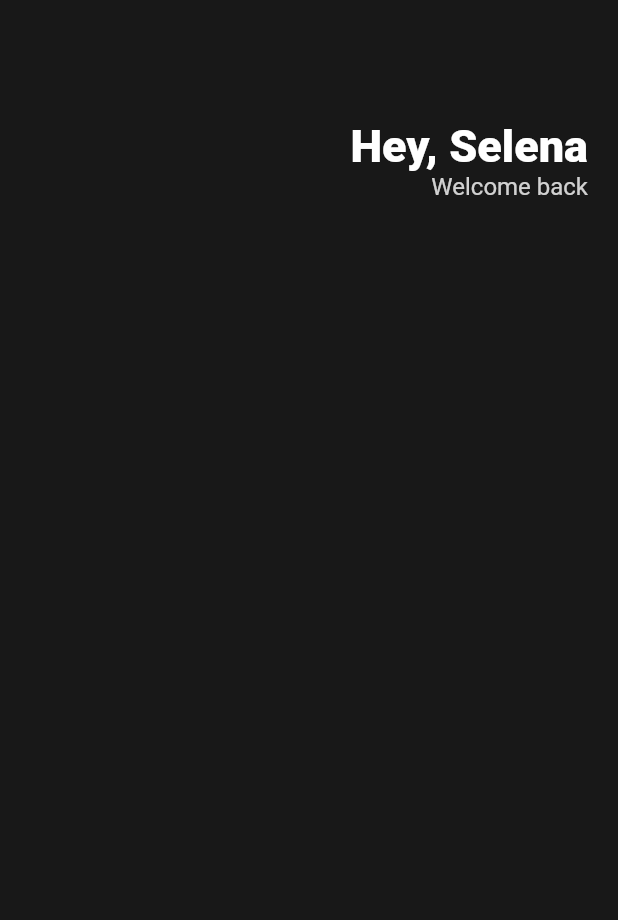
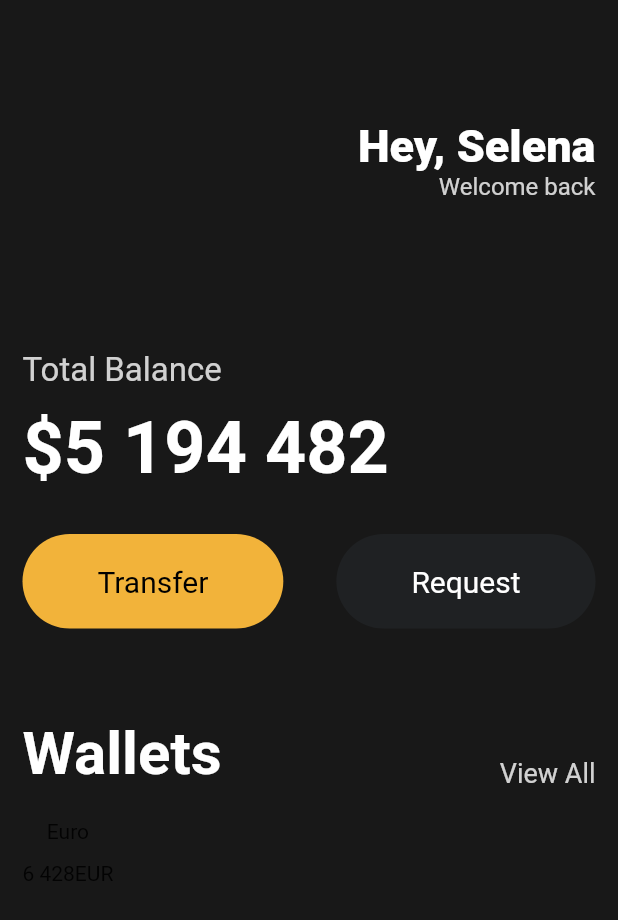
Before and after one commit to iloveuhyeon/flutter_toonflix, a Flutter app: the screen it shows after launch, on a phone screen of 412 x 824 dp. Shown: the top 920 px of the screen. Run offline on Flutter 3.47's test engine with Material 2 defaults, Android fonts, the phone set to English and light mode, and no system bars.

Commit message:
contain a lot of widgets

```diff
--- a/lib/main.dart
+++ b/lib/main.dart
@@ -1,23 +1,28 @@
 import 'package:flutter/material.dart';
+import 'package:toonflix/widgets/Button.dart';
 
 void main() {
-  runApp(App());
+  runApp(const App());
 }
 
 class App extends StatelessWidget {
+  const App({super.key});
+
   @override
   Widget build(BuildContext context) {
     return MaterialApp(
       home: Scaffold(
         // scaffold : 하나의 뼈대라 보면 됨 ( 머리 가슴 배 처럼 앱바 바디 액션버튼 등으로 나뉨)
-        backgroundColor: Color(0xFF181818), // 배경 색 지정
+        backgroundColor: const Color(0xFF181818), // 배경 색 지정
         body: Padding(
           // padding으로 벽으로부터 간격 두기
-          padding: EdgeInsets.symmetric(horizontal: 20), // 20 이라는 값정도로 벽과 거리 두기
+          padding: const EdgeInsets.symmetric(
+              horizontal: 15), // 20 이라는 값정도로 벽과 거리 두기
           child: Column(
             // Column은 세로 정렬
+            crossAxisAlignment: CrossAxisAlignment.start,
             children: [
-              SizedBox(
+              const SizedBox(
                 // sizebox는 한마디로 그냥 박스를 생성
                 height: 80,
               ),
@@ -30,7 +35,7 @@ class App extends StatelessWidget {
                     // 세로정렬
                     crossAxisAlignment: CrossAxisAlignment.end, // 글자를 왼쪽으로 정렬
                     children: [
-                      Text(
+                      const Text(
                         'Hey, Selena',
                         style: TextStyle(
                           color: Colors.white,
@@ -48,7 +53,92 @@ class App extends StatelessWidget {
                     ],
                   )
                 ],
-              )
+              ),
+              const SizedBox(
+                height: 100,
+              ),
+              Text(
+                "Total Balance",
+                style: TextStyle(
+                  fontSize: 22,
+                  color: Colors.white.withOpacity(0.8),
+                ),
+              ),
+              const SizedBox(
+                height: 10,
+              ),
+              const Text(
+                "\$5 194 482",
+                style: TextStyle(
+                  fontSize: 48,
+                  fontWeight: FontWeight.w600,
+                  color: Colors.white,
+                ),
+              ),
+              const SizedBox(
+                height: 30,
+              ),
+              Row(
+                mainAxisAlignment: MainAxisAlignment.spaceBetween,
+                children: [
+                  Button(
+                    text: 'Transfer',
+                    backgroundColor: const Color(0xFFF2B33A),
+                    textColor: Colors.black,
+                  ),
+                  Button(
+                    text: 'Request',
+                    backgroundColor: const Color(0xFF1F2123),
+                    textColor: Colors.white,
+                  ),
+                ],
+              ),
+              const SizedBox(
+                height: 60,
+              ),
+              Row(
+                crossAxisAlignment: CrossAxisAlignment.end,
+                mainAxisAlignment: MainAxisAlignment.spaceBetween,
+                children: [
+                  const Text(
+                    'Wallets',
+                    style: TextStyle(
+                        fontSize: 40,
+                        fontWeight: FontWeight.w700,
+                        color: Colors.white),
+                  ),
+                  Text(
+                    'View All',
+                    style: TextStyle(
+                      color: Colors.white.withOpacity(0.8),
+                      fontSize: 18,
+                    ),
+                  ),
+                ],
+              ),
+              const SizedBox(
+                height: 20,
+              ),
+              Container(
+                child: const Row(
+                  children: [
+                    Column(
+                      children: [
+                        Text('Euro'),
+                        SizedBox(
+                          height: 12,
+                        ),
+                        Row(
+                          children: [
+                            Text('6 428'),
+                            Text('EUR'),
+                          ],
+                        ),
+                      ],
+                    ),
+                  ],
+                ),
+              ),
             ],
           ),
         ),
--- /dev/null
+++ b/lib/widgets/button.dart
@@ -0,0 +1,32 @@
+import 'package:flutter/material.dart';
+
+class Button extends StatelessWidget {
+  String text;
+  Color backgroundColor;
+  Color textColor;
+
+  Button({
+    super.key,
+    required this.text,
+    required this.backgroundColor,
+    required this.textColor,
+  });
+
+  @override
+  Widget build(BuildContext context) {
+    return Container(
+      decoration: BoxDecoration(
+          color: backgroundColor, borderRadius: BorderRadius.circular(45)),
+      child: Padding(
+        padding: const EdgeInsets.symmetric(
+          vertical: 20,
+          horizontal: 50,
+        ),
+        child: Text(
+          text,
+          style: TextStyle(fontSize: 20, color: textColor),
+        ),
+      ),
+    );
+  }
+}
```
